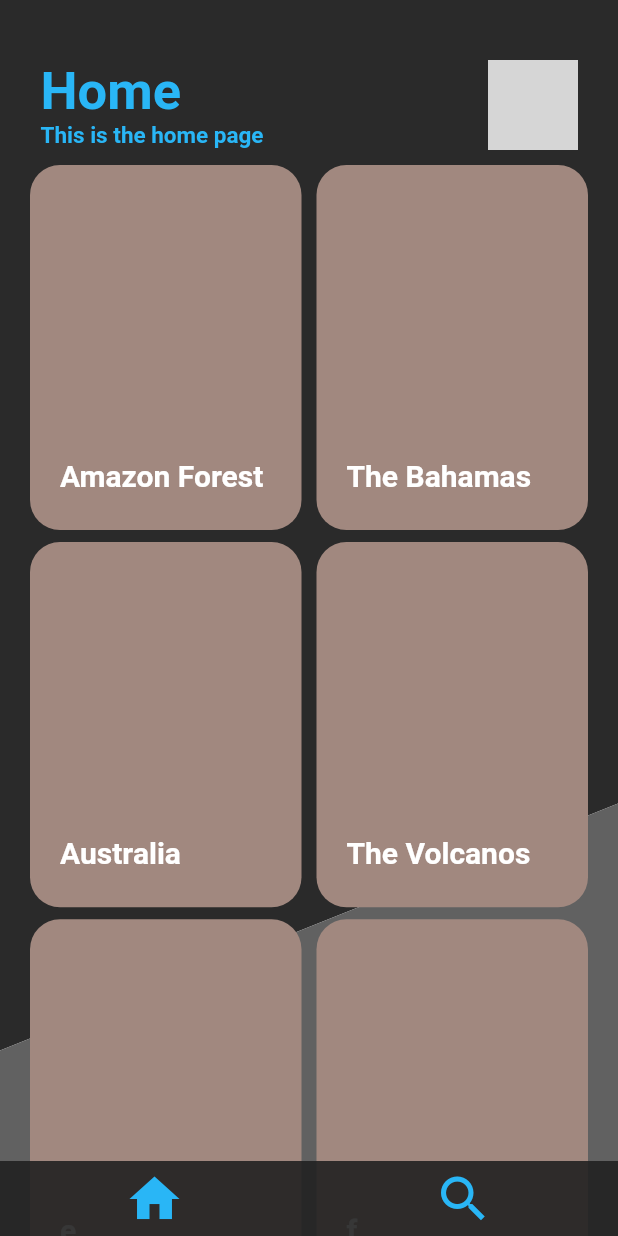
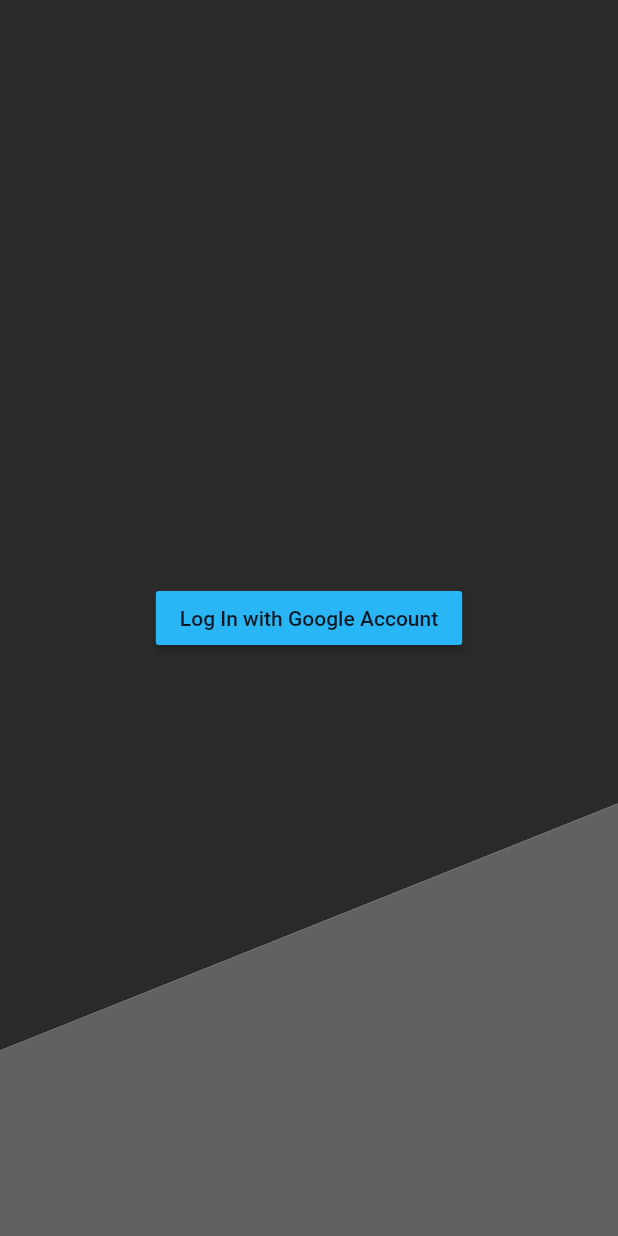
Before and after one commit to SzyAgustin/flutter_photify, a Flutter app: the screen it shows after launch, on a phone screen of 412 x 824 dp. Run offline on Flutter 3.47's test engine with Material 2 defaults, Android fonts, the phone set to English and light mode, and no system bars; grey boxes are pictures that could not be loaded.

Commit message:
adding page with login button (with error)

```diff
--- a/lib/main.dart
+++ b/lib/main.dart
@@ -1,5 +1,6 @@
 import 'package:flutter/material.dart';
-import 'src/screens/freelancer_media.dart';
+import 'package:flutter_photify/src/main_background.dart';
+import 'package:flutter_photify/src/screens/home.dart';
 
 void main() => runApp(MyApp());
 
@@ -14,7 +15,12 @@ class MyApp extends StatelessWidget {
         primarySwatch: Colors.blue,
       ),
       home: Scaffold(
-        body: FreelancerMedia(),
+        body: Stack(
+          children: [
+            MainBackground(),
+            HomePage(),
+          ],
+        ),
       ),
     );
   }
--- a/lib/src/screens/freelancer_media.dart
+++ b/lib/src/screens/freelancer_media.dart
@@ -7,9 +7,9 @@ import '../custom_appbar.dart';
 class FreelancerMedia extends StatelessWidget {
   @override
   Widget build(BuildContext context) {
-    return Stack(
+    return Scaffold(
+      body: Stack(
         children: <Widget>[
-        MainBackground(),
           CustomAppBar(
             title: "Home",
             subtitle: "This is the home page",
@@ -18,6 +18,7 @@ class FreelancerMedia extends StatelessWidget {
           PhotosList(),
           BottomBar(),
         ],
+      ),
     );
   }
 }
--- /dev/null
+++ b/lib/src/screens/home.dart
@@ -0,0 +1,26 @@
+import 'package:flutter/material.dart';
+import 'package:flutter_photify/src/screens/freelancer_media.dart';
+
+class HomePage extends StatefulWidget {
+  @override
+  _HomePageState createState() => _HomePageState();
+}
+
+class _HomePageState extends State<HomePage> {
+  @override
+  Widget build(BuildContext context) {
+    return Center(
+      child: MaterialButton(
+        color: Colors.lightBlue[400],
+        onPressed: onPressed,
+        child: Text("Log In with Google Account"),
+      ),
+    );
+  }
+
+  onPressed(){
+    Navigator.push(context, MaterialPageRoute(builder: (context) {
+      return FreelancerMedia();
+    }));
+  }
+}
```
Lines whose indentation alone changed are shown as unchanged.
